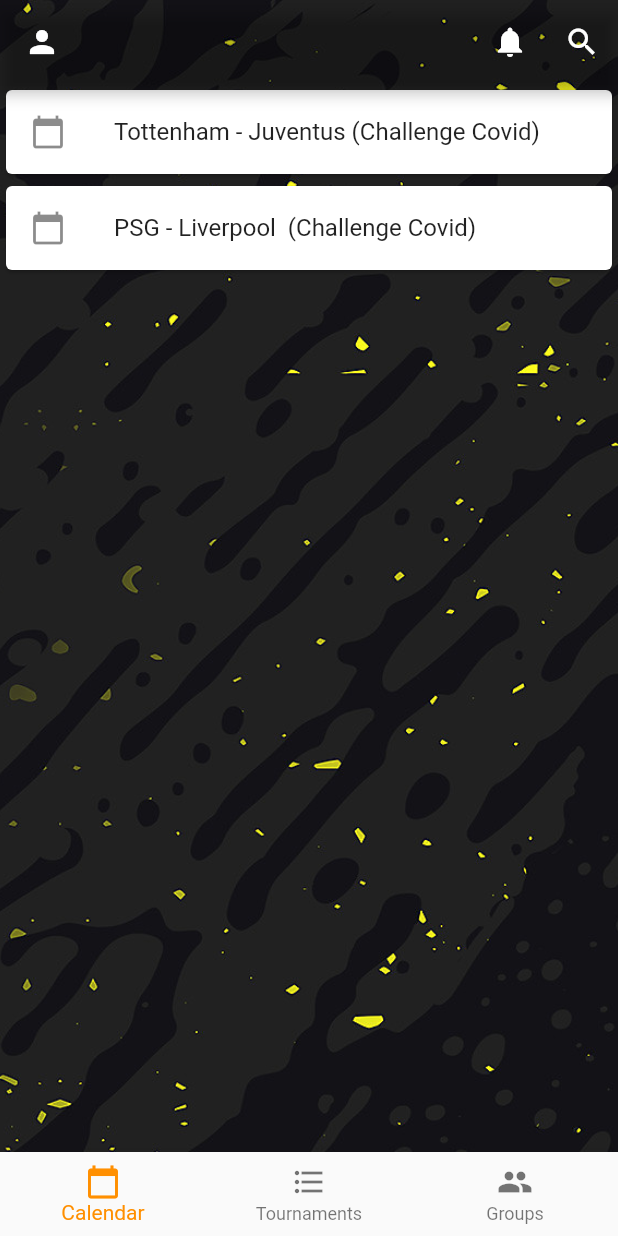
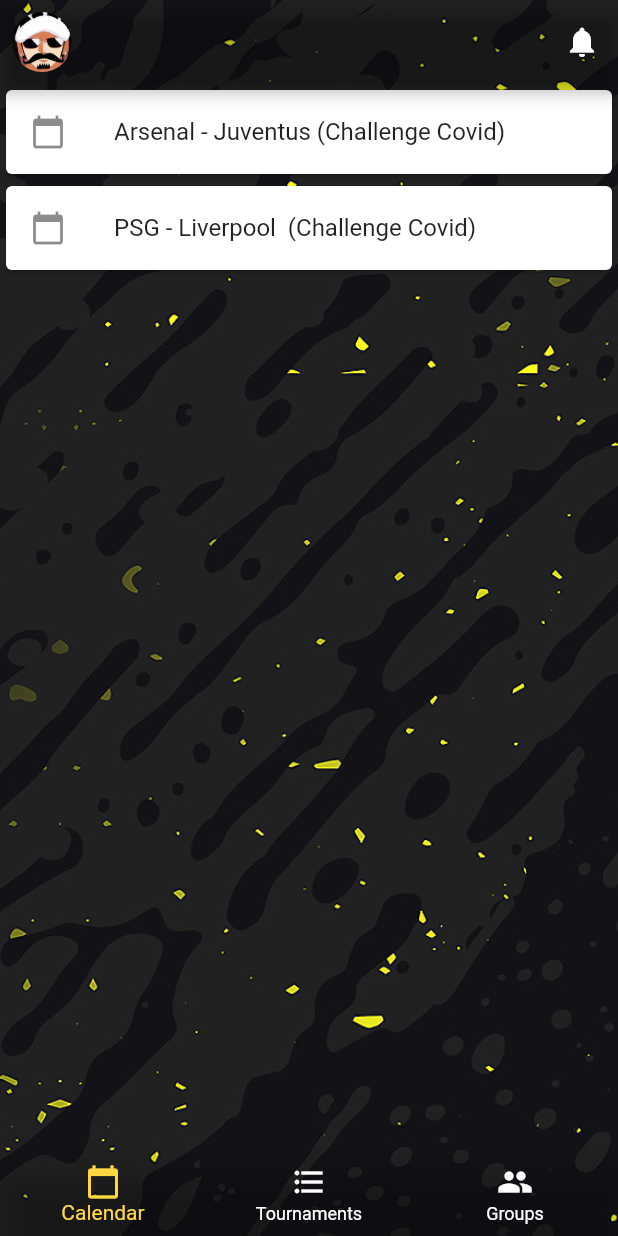
Before and after one commit to charly3pins/fifa_gen, a Flutter app: the HomeScreen screen opened by its route, on a phone screen of 412 x 824 dp. Run offline on Flutter 3.47's test engine with Material 2 defaults, Android fonts, the phone set to English and light mode, and no system bars.

Commit message:
style :lipstick:: minnor improvements on user profile and home

```diff
--- a/lib/screen/home.dart
+++ b/lib/screen/home.dart
@@ -17,7 +17,7 @@ class _HomeScreenState extends State<HomeScreen> {
       Card(
         child: ListTile(
             leading: Icon(Icons.calendar_today),
-            title: Text("Tottenham - Juventus (Challenge Covid)")
+            title: Text("Arsenal - Juventus (Challenge Covid)")
         ),
       ),
       Card(
@@ -32,7 +32,7 @@ class _HomeScreenState extends State<HomeScreen> {
       Card(
         child: ListTile(
             leading: Icon(Icons.toys),
-            title: Text("Challenge Covid (Pollitas team)")
+            title: Text("Challenge Covid (Brothers team)")
         ),
       )
     ],
@@ -74,10 +74,20 @@ class _HomeScreenState extends State<HomeScreen> {
           appBar: AppBar(
             backgroundColor: Colors.transparent,
             leading: IconButton(
-              icon: const Icon(Icons.person),
+              icon: Container(
+                width: 140.0,
+                height: 140.0,
+                decoration: BoxDecoration(
+                  image: DecorationImage(
+                    image: AssetImage('assets/law-mustache-thumb.png'),
+                    fit: BoxFit.cover,
+                  ),
+                  borderRadius: BorderRadius.circular(80.0),
+                ),
+              ),
               tooltip: 'Profile',
               onPressed: () {
-                String jsonString = '{"name": "gerry", "username": "cal_tit"}';
+                String jsonString = '{"name": "Carles", "username": "charly3pins"}';
                 Map<String, dynamic> user = json.decode(jsonString);
                 Navigator.pushNamed(context, "/userprofile",
                     arguments: User.fromJSON(user));
@@ -89,13 +99,6 @@ class _HomeScreenState extends State<HomeScreen> {
                 tooltip: 'Notifications',
                 onPressed: () {
                   //scaffoldKey.currentState.showSnackBar(snackBar);
-                },
-              ),
-              IconButton(
-                icon: const Icon(Icons.search),
-                tooltip: 'Search',
-                onPressed: () {
-                  //openPage(context);
                 },
               ),
             ],
@@ -119,7 +122,9 @@ class _HomeScreenState extends State<HomeScreen> {
                 ),
               ],
               currentIndex: _selectedIndex,
-              selectedItemColor: Colors.amber[800],
+              backgroundColor: Colors.transparent ,
+              unselectedItemColor: Colors.white,
+              selectedItemColor: Colors.amberAccent,
               onTap: _onItemTapped,
             ),
         ),
--- a/lib/screen/user_profile.dart
+++ b/lib/screen/user_profile.dart
@@ -31,7 +31,7 @@ class UserProfileScreen extends StatelessWidget {
         height: 140.0,
         decoration: BoxDecoration(
           image: DecorationImage(
-            image: AssetImage('assets/gerard.jpg'),
+            image: AssetImage('assets/law-mustache-thumb.png'),
             fit: BoxFit.cover,
           ),
           borderRadius: BorderRadius.circular(80.0),
```
